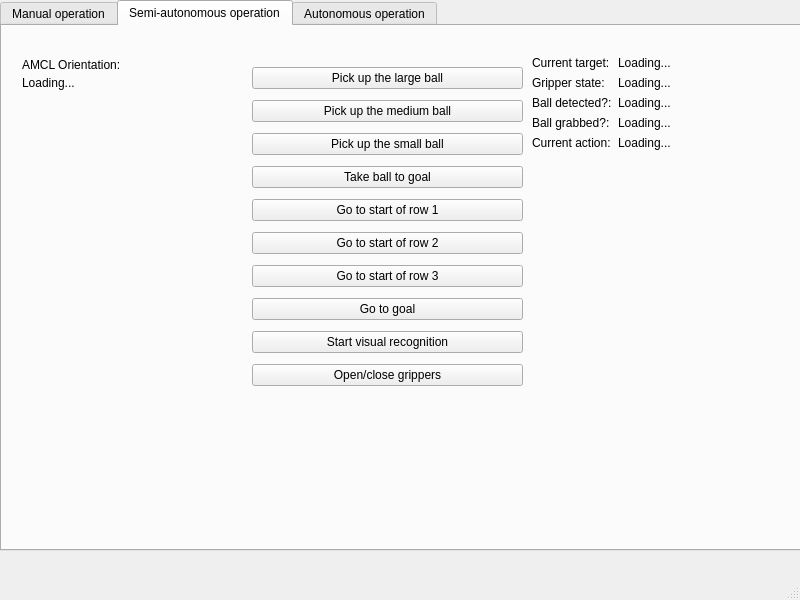
malakdahroug/malak_ros, file malak_gui/scripts/main.ui: the form before one commit.
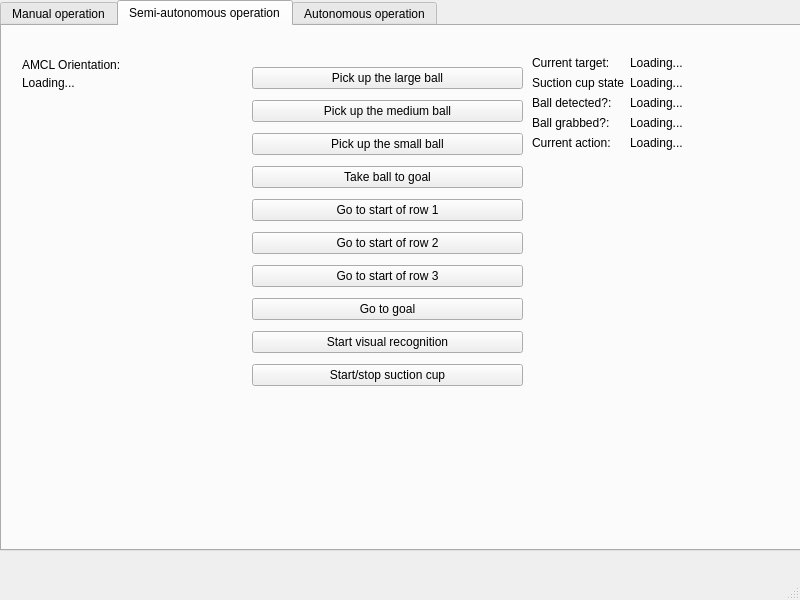
The form after the commit. The open tabs and pages were chosen to show the change. Icons and pictures are not drawn.

```diff
--- a/malak_gui/scripts/main.ui
+++ b/malak_gui/scripts/main.ui
@@ -2506,7 +2506,7 @@
        <item>
         <widget class="QPushButton" name="pushButton_10">
          <property name="text">
-          <string>Open/close grippers</string>
+          <string>Start/stop suction cup</string>
          </property>
         </widget>
        </item>
@@ -2546,7 +2546,7 @@
        <rect>
         <x>530</x>
         <y>30</y>
-        <width>211</width>
+        <width>251</width>
         <height>351</height>
        </rect>
       </property>
@@ -2554,7 +2554,7 @@
        <item row="5" column="0">
         <widget class="QLabel" name="label_7">
          <property name="text">
-          <string>Gripper state:</string>
+          <string>Suction cup state</string>
          </property>
         </widget>
        </item>
```
Left out of the diff: 10 changed lines with no effect on the pictures.
